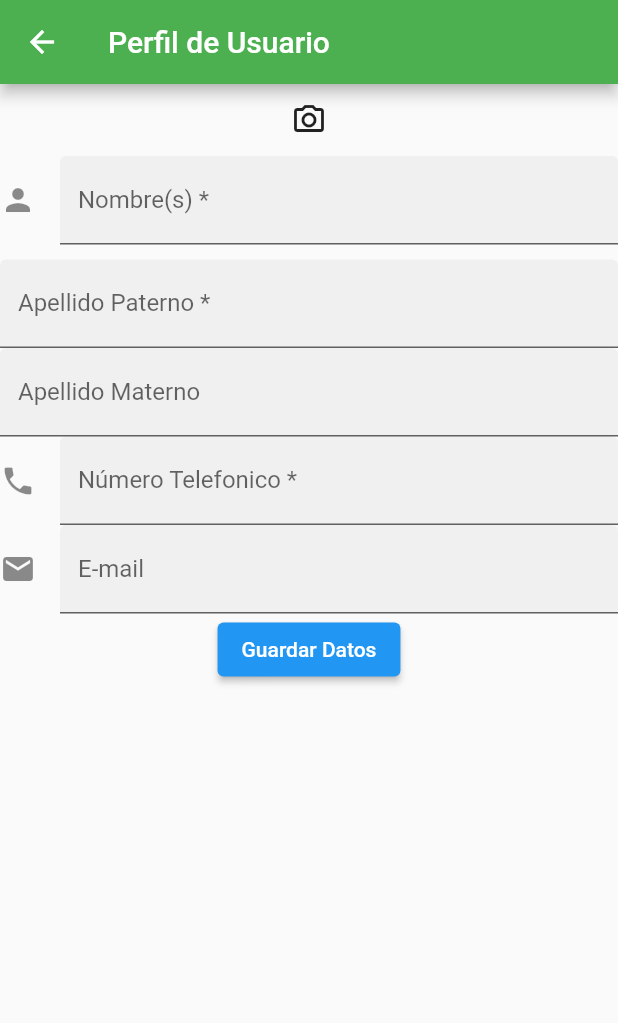
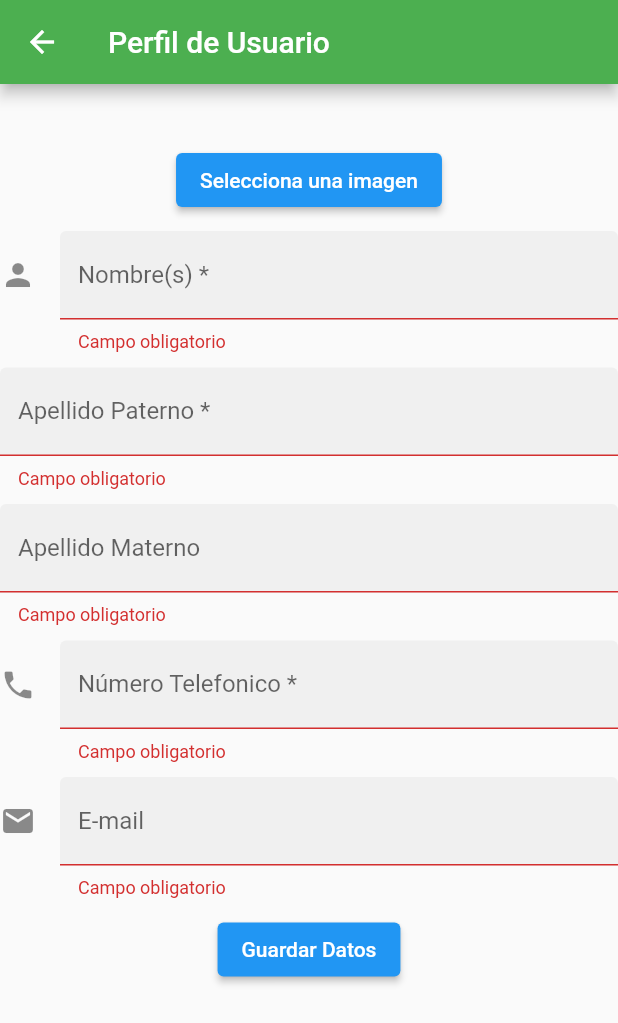
Before and after one commit to MaricarmenM/PrograMovil, a Flutter app: the EditProfileScreen screen opened by its route, on a phone screen of 412 x 824 dp. Shown: the top 1023 px of the screen. Run offline on Flutter 3.47's test engine with Material 2 defaults, Android fonts, the phone set to English and light mode, and no system bars; our stand-ins replace image_picker, sqflite; missing offline and left inert: splash_screen_view; accounts and stored records are empty.

Commit message:
practica 2. PERFIL DE USUARIO

```diff
--- a/lib/main.dart
+++ b/lib/main.dart
@@ -6,7 +6,6 @@ import 'package:practica2/src/screens/notas_screen.dart';
 import 'package:practica2/src/screens/perfilEdit_screen.dart';
 import 'package:practica2/src/screens/profile_screen.dart';
 import 'package:practica2/src/screens/splash_screen.dart';
-import 'package:practica2/src/screens/try.dart';
 
 void main() {
   runApp(MyApp());
@@ -25,7 +24,6 @@ class MyApp extends StatelessWidget {
         '/agregar'      :(BuildContext cotext)  => AgregarNotaScreen(),
         '/perfil'       :(BuildContext context) => UserProfileScreen(),
         '/perfilEdit'   :(BuildContext context) => EditProfileScreen(),
-        '/agregarFoto'  :(BuildContext context) => TomarFoto(),
     //    '/movie'        :(BuildContext context) => PopularScreen(),
       },
       debugShowCheckedModeBanner: false,
--- a/lib/src/screens/perfilEdit_screen.dart
+++ b/lib/src/screens/perfilEdit_screen.dart
@@ -1,13 +1,19 @@
 
 
+import 'dart:io';
 import 'package:flutter/material.dart';
-import 'package:practica2/src/database/database_profile.dart';
+import 'package:image_picker/image_picker.dart';
+import 'package:practica2/src/database/database_helper.dart';
 import 'package:practica2/src/models/perfil_model.dart';
 import 'package:practica2/src/utils/color_settings.dart';
+import 'dart:convert';
+
+import 'package:practica2/src/utils/util_image.dart';
 
 // ignore: must_be_immutable
 class EditProfileScreen extends StatefulWidget {
   PerfilModel? dato;
+
   EditProfileScreen({ Key? key ,this.dato }) : super(key: key);
 
   @override
@@ -16,13 +22,43 @@ class EditProfileScreen extends StatefulWidget {
 
 class _EditProfileScreenState extends State<EditProfileScreen> {
 
-  late DatabasePerfil _DatabasePerfil;
-
+  // ignore: non_constant_identifier_names
+  late DatabaseHelper _databaseHelper;
   TextEditingController _controllerNombre = TextEditingController();
   TextEditingController _controllerApellido1 = TextEditingController();
   TextEditingController _controllerApellido2 = TextEditingController();
   TextEditingController _controllerTelefono = TextEditingController();
   TextEditingController _controllerCorreo = TextEditingController();
+
+  String? imagen;
+  final picker = ImagePicker();
+
+   Future selImagen(op) async{
+      var pickedFile;
+      if (op==1) {
+        // ignore: deprecated_member_use
+        pickedFile= await picker.getImage(
+          source:ImageSource.camera,
+          maxWidth: 250.0,
+          maxHeight: 250.0,);
+      }else{
+        // ignore: deprecated_member_use
+        pickedFile= await picker.getImage(
+          source:ImageSource.gallery,
+          maxWidth: 250.0,
+          maxHeight: 250.0,);
+      }
+      setState(() {
+        if (pickedFile != null) {
+         final imagenTemporal=File(pickedFile.path);
+          imagen = UtilityImage.base64String(imagenTemporal.readAsBytesSync());
+
+        }else{
+          print('no hay imagen seleccionada');
+        }
+      });
+      Navigator.of(context).pop();
+    }
 
   @override
   // ignore: must_call_super
@@ -33,9 +69,9 @@ class _EditProfileScreenState extends State<EditProfileScreen> {
       _controllerApellido2.text=widget.dato!.apellido2!;
       _controllerTelefono.text=widget.dato!.telefono!;
       _controllerCorreo.text=widget.dato!.correo!;
-
+      imagen= widget.dato!.foto!;
     }
-    _DatabasePerfil = DatabasePerfil();
+    _databaseHelper = DatabaseHelper();
   }
   @override
   Widget build(BuildContext context) {
@@ -44,16 +80,29 @@ class _EditProfileScreenState extends State<EditProfileScreen> {
         backgroundColor: ColorSettings.colorPrimary,
         title: widget.dato == null ? Text('Perfil de Usuario'): Text('Editar Perfil'),
       ),
-      body: widget.dato == null ?
-      Column(
+      body:
+
+      SingleChildScrollView(
+        child: Column(
           children: [
+            SizedBox(height: 30,),
+            imagen==null ? Center():Image.memory(
+                base64Decode(imagen!),
+                fit: BoxFit.fill,
+              ),
+             SizedBox(height: 10,),
             _crearTextFieldFoto(),
+            SizedBox(height: 10,),
             _crearTextFieldNombre(),
             SizedBox(height: 10,),
             _crearTextFieldApellido1(),
+            SizedBox(height: 10,),
             _crearTextFieldApellido2(),
+            SizedBox(height: 10,),
             _crearTextFieldTelefono(),
+            SizedBox(height: 10,),
             _crearTextFieldCorreo(),
+            SizedBox(height: 10,),
             ElevatedButton(
               onPressed: (){
                 if(widget.dato==null){
@@ -64,7 +113,7 @@ class _EditProfileScreenState extends State<EditProfileScreen> {
                     telefono: _controllerTelefono.text,
                     correo: _controllerCorreo.text
                   );
-                _DatabasePerfil.insert(dato.toMap()).then(
+                  _databaseHelper.insertUser(dato.toMap()).then(
                     (value){
                       if (value>0) {
                        Navigator.pop(context);
@@ -74,34 +123,17 @@ class _EditProfileScreenState extends State<EditProfileScreen> {
                       }
                     }
                   );
-                }
-            },
-            child: Text('Guardar Datos'),
-
-          )
-        ],
-      ):
-      Column(
-        children: [
-          _crearTextFieldFoto(),
-          _crearTextFieldNombre(),
-          SizedBox(height: 10,),
-          _crearTextFieldApellido1(),
-          _crearTextFieldApellido2(),
-          _crearTextFieldTelefono(),
-          _crearTextFieldCorreo(),
-          ElevatedButton(
-            onPressed: (){
-              if(widget.dato!=null){
+                }else{
                    PerfilModel dato = PerfilModel(
                       id: widget.dato!.id,
                       nombre: _controllerNombre.text,
                       apellido1: _controllerApellido1.text,
                       apellido2: _controllerApellido2.text,
                       telefono: _controllerTelefono.text,
-                    correo: _controllerCorreo.text
+                      correo: _controllerCorreo.text,
+                      foto: imagen
                     );
-                  _DatabasePerfil.update(dato.toMap()).then(
+                    _databaseHelper.updateUser(dato.toMap()).then(
                       (value) {
                         if (value >0) {
                           Navigator.pop(context);
@@ -114,21 +146,72 @@ class _EditProfileScreenState extends State<EditProfileScreen> {
                   }
                },
               child: Text('Guardar Datos'),
-
             )
           ],
+        ),
       ),
     );
   }
 
+//WIDGETS PARA EL FORMULARIO
    Widget _crearTextFieldFoto(){
-    return IconButton(
-      onPressed: (){
-         Navigator.pushNamed(context,'/agregarFoto');
+    return
+      ElevatedButton(
+    onPressed:(){
+      showDialog(
+        context: context,
+        builder: (BuildContext context){
+          return AlertDialog(
+            contentPadding: EdgeInsets.all(0),
+            content: SingleChildScrollView(
+              child:Column(
+                children: [
+                  InkWell(
+                    onTap: (){
+                      selImagen(1);
                     },
-      icon: Icon(Icons.camera_alt_outlined));
+                    child: Container(
+                      padding: EdgeInsets.all(20),
+                      decoration: BoxDecoration(
+                        border: Border(bottom: BorderSide(width: 1,color: Colors.grey))
+                      ),
+                      child: Row(
+                        children: [
+                          Expanded(
+                            child: Text('Tomar Fotografia'),
+                            )
+                        ],
+                      ),
+                    ),
+                  ),
+                  InkWell(
+                    onTap: (){
+                      selImagen(2);
+                    },
+                    child: Container(
+                      padding: EdgeInsets.all(20),
+                      decoration: BoxDecoration(
+                        border: Border(bottom: BorderSide(width: 1,color: Colors.grey))
+                      ),
+                      child: Row(
+                        children: [
+                          Expanded(
+                            child: Text('Ir a la galeria'),
+                            )
+                        ],
+                      ),
+                    ),
+                  )
+                ],
+              ) ,
+              ),
+          );
         }
-
+        );
+    },
+    child: Text('Selecciona una imagen'),
+    );
+ }
   Widget _crearTextFieldNombre(){
     return TextFormField(
       controller: _controllerNombre,
@@ -139,9 +222,9 @@ class _EditProfileScreenState extends State<EditProfileScreen> {
         icon: Icon(Icons.person),
         hintText: 'Ingresa tu nombre',
         labelText: 'Nombre(s) *',
+        errorText: "Campo obligatorio"
       ),
       onChanged: (value){
-
       },
     );
   }
@@ -155,6 +238,7 @@ class _EditProfileScreenState extends State<EditProfileScreen> {
         filled: true,
         hintText: 'Ingres tu apellido paterno',
         labelText: 'Apellido Paterno *',
+        errorText: "Campo obligatorio"
       ),
       onChanged: (value){
 
@@ -171,9 +255,9 @@ class _EditProfileScreenState extends State<EditProfileScreen> {
       //  icon: Icon(Icons.person),
         hintText: 'Ingres tu apellido materno',
         labelText: 'Apellido Materno',
+        errorText: "Campo obligatorio"
       ),
       onChanged: (value){
-
       },
     );
   }
@@ -187,9 +271,9 @@ class _EditProfileScreenState extends State<EditProfileScreen> {
         hintText: 'Ingresa tu número de telefono',
         labelText: 'Número Telefonico *',
         prefixText: '+52 ',
+        errorText: "Campo obligatorio"
       ),
       onChanged: (value){
-
       },
     );
   }
@@ -203,9 +287,9 @@ class _EditProfileScreenState extends State<EditProfileScreen> {
         icon: Icon(Icons.email),
         hintText: 'Dirección de correo',
         labelText: 'E-mail',
+        errorText: "Campo obligatorio"
       ),
       onChanged: (value){
-
       },
     );
   }
```
Also changed, not shown: lib/src/database/database_helper.dart (+30 -1 lines), lib/src/database/database_profile.dart (deleted, +0 -61 lines), lib/src/screens/profile_screen.dart (+12 -9 lines), lib/src/screens/try.dart (deleted, +0 -113 lines), lib/src/utils/util_image.dart (added, +21 -0 lines). Lines whose indentation alone changed are shown as unchanged.
